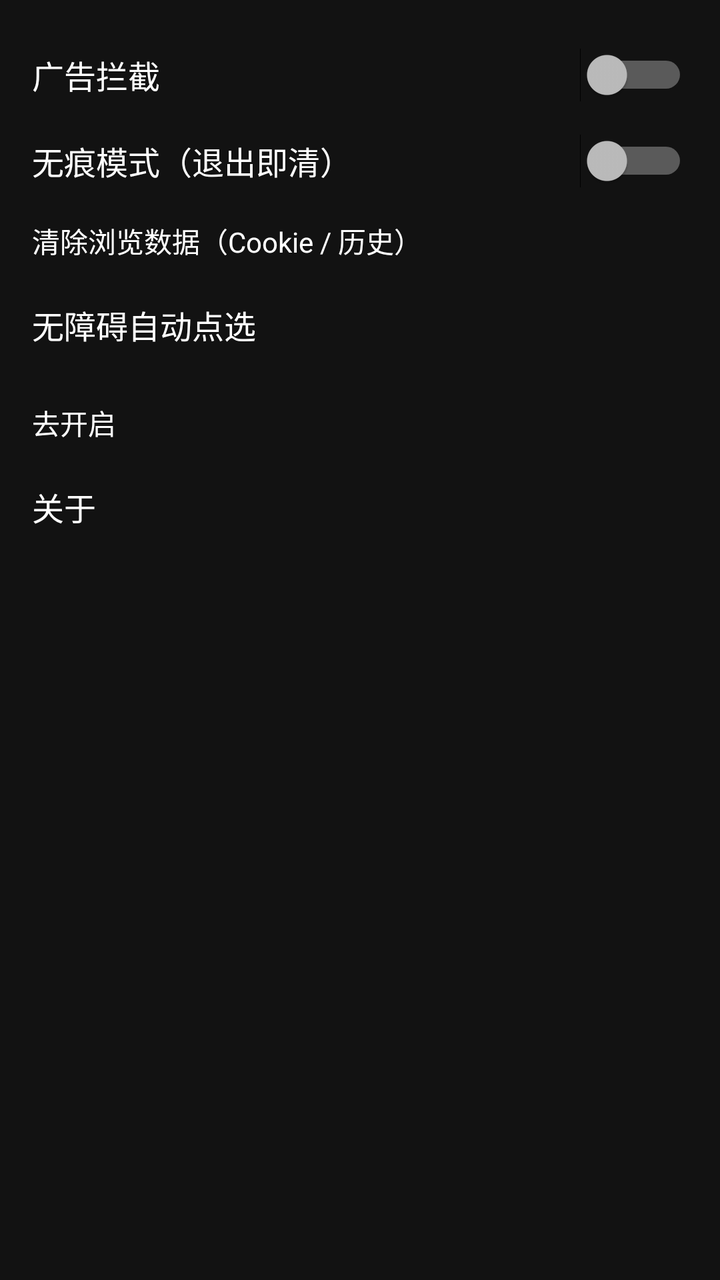
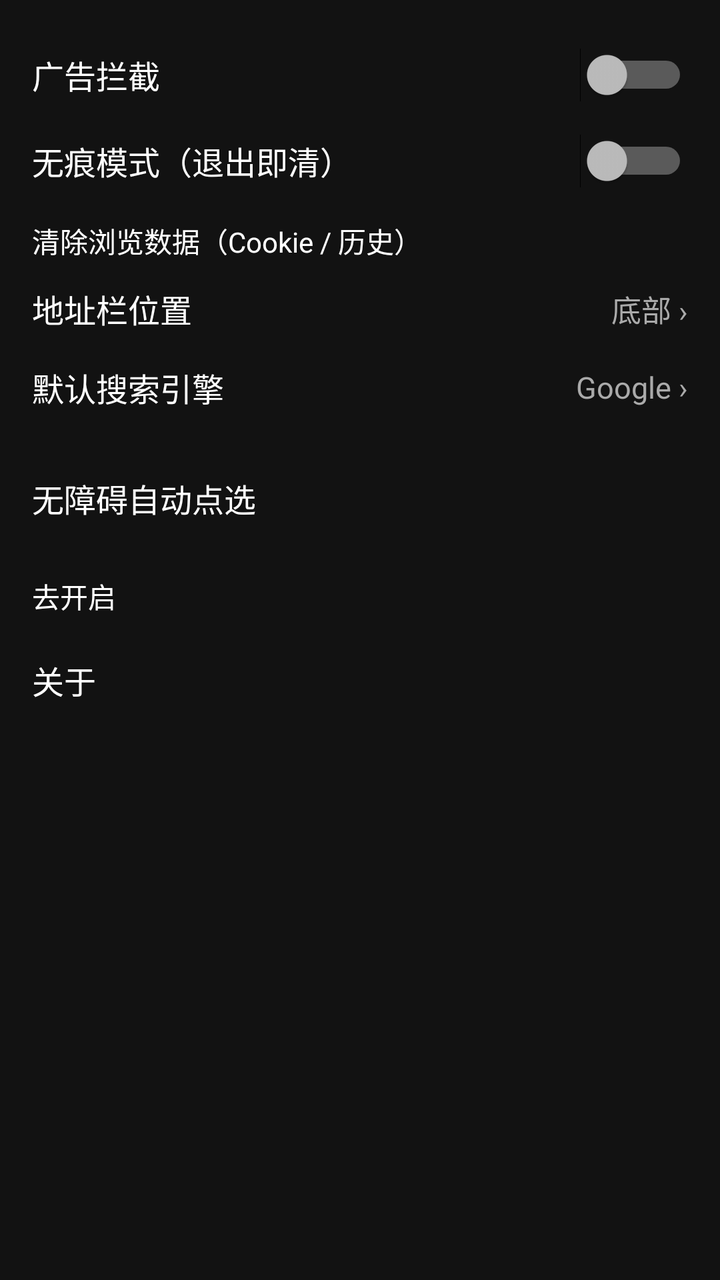

Screens rendered from an Android XML layout before and after an edit, with the pre-edit source and the edit as a unified diff.
<!-- AndroidManifest.xml: application theme android:Theme.Material.NoActionBar -->
<!-- res/layout/activity_settings.xml -->
<?xml version="1.0" encoding="utf-8"?>
<ScrollView xmlns:android="http://schemas.android.com/apk/res/android"
    android:layout_width="match_parent"
    android:layout_height="match_parent"
    android:background="#121212">

    <LinearLayout
        android:layout_width="match_parent"
        android:layout_height="wrap_content"
        android:orientation="vertical"
        android:padding="16dp">

        <LinearLayout
            android:layout_width="match_parent"
            android:layout_height="wrap_content"
            android:gravity="center_vertical"
            android:orientation="horizontal"
            android:paddingTop="8dp"
            android:paddingBottom="8dp">

            <TextView
                android:layout_width="0dp"
                android:layout_height="wrap_content"
                android:layout_weight="1"
                android:text="广告拦截"
                android:textColor="#FFFFFF"
                android:textSize="16sp" />

            <Switch
                android:id="@+id/adblock_switch"
                android:layout_width="wrap_content"
                android:layout_height="wrap_content" />

        </LinearLayout>

        <LinearLayout
            android:layout_width="match_parent"
            android:layout_height="wrap_content"
            android:gravity="center_vertical"
            android:orientation="horizontal"
            android:paddingTop="8dp"
            android:paddingBottom="8dp">

            <TextView
                android:layout_width="0dp"
                android:layout_height="wrap_content"
                android:layout_weight="1"
                android:text="无痕模式（退出即清）"
                android:textColor="#FFFFFF"
                android:textSize="16sp" />

            <Switch
                android:id="@+id/incognito_switch"
                android:layout_width="wrap_content"
                android:layout_height="wrap_content" />

        </LinearLayout>

        <Button
            android:id="@+id/clear_data_button"
            android:layout_width="match_parent"
            android:layout_height="wrap_content"
            android:layout_marginTop="8dp"
            android:text="清除浏览数据（Cookie / 历史）" />

        <TextView
            android:layout_width="match_parent"
            android:layout_height="wrap_content"
            android:layout_marginTop="20dp"
            android:text="无障碍自动点选"
            android:textColor="#FFFFFF"
            android:textSize="16sp" />

        <TextView
            android:id="@+id/a11y_status"
            android:layout_width="match_parent"
            android:layout_height="wrap_content"
            android:paddingTop="4dp"
            android:textColor="#AAAAAA"
            android:textSize="14sp" />

        <Button
            android:id="@+id/a11y_button"
            android:layout_width="match_parent"
            android:layout_height="wrap_content"
            android:layout_marginTop="4dp"
            android:text="去开启" />

        <TextView
            android:layout_width="match_parent"
            android:layout_height="wrap_content"
            android:layout_marginTop="20dp"
            android:text="关于"
            android:textColor="#FFFFFF"
            android:textSize="16sp" />

        <TextView
            android:id="@+id/about_text"
            android:layout_width="match_parent"
            android:layout_height="wrap_content"
            android:paddingTop="4dp"
            android:textColor="#AAAAAA"
            android:textSize="14sp" />

    </LinearLayout>

</ScrollView>
<!-- resources referenced by this layout -->
<resources>

</resources>

<!-- the commit's change to res/layout/activity_settings.xml (unified diff, before → after) -->
@@ -63,6 +63,60 @@
             android:layout_marginTop="8dp"
             android:text="清除浏览数据（Cookie / 历史）" />
 
+        <LinearLayout
+            android:id="@+id/addr_pos_row"
+            android:layout_width="match_parent"
+            android:layout_height="wrap_content"
+            android:gravity="center_vertical"
+            android:orientation="horizontal"
+            android:paddingTop="12dp"
+            android:paddingBottom="12dp">
+
+            <TextView
+                android:layout_width="0dp"
+                android:layout_height="wrap_content"
+                android:layout_weight="1"
+                android:text="地址栏位置"
+                android:textColor="#FFFFFF"
+                android:textSize="16sp" />
+
+            <TextView
+                android:id="@+id/addr_pos_value"
+                android:layout_width="wrap_content"
+                android:layout_height="wrap_content"
+                android:text="底部 ›"
+                android:textColor="#AAAAAA"
+                android:textSize="15sp" />
+
+        </LinearLayout>
+
+        <LinearLayout
+            android:id="@+id/engine_row"
+            android:layout_width="match_parent"
+            android:layout_height="wrap_content"
+            android:gravity="center_vertical"
+            android:orientation="horizontal"
+            android:paddingTop="4dp"
+            android:paddingBottom="12dp">
+
+            <TextView
+                android:layout_width="0dp"
+                android:layout_height="wrap_content"
+                android:layout_weight="1"
+                android:text="默认搜索引擎"
+                android:textColor="#FFFFFF"
+                android:textSize="16sp" />
+
+            <TextView
+                android:id="@+id/engine_value"
+                android:layout_width="wrap_content"
+                android:layout_height="wrap_content"
+                android:text="Google ›"
+                android:textColor="#AAAAAA"
+                android:textSize="15sp" />
+
+        </LinearLayout>
+
         <TextView
             android:layout_width="match_parent"
             android:layout_height="wrap_content"
